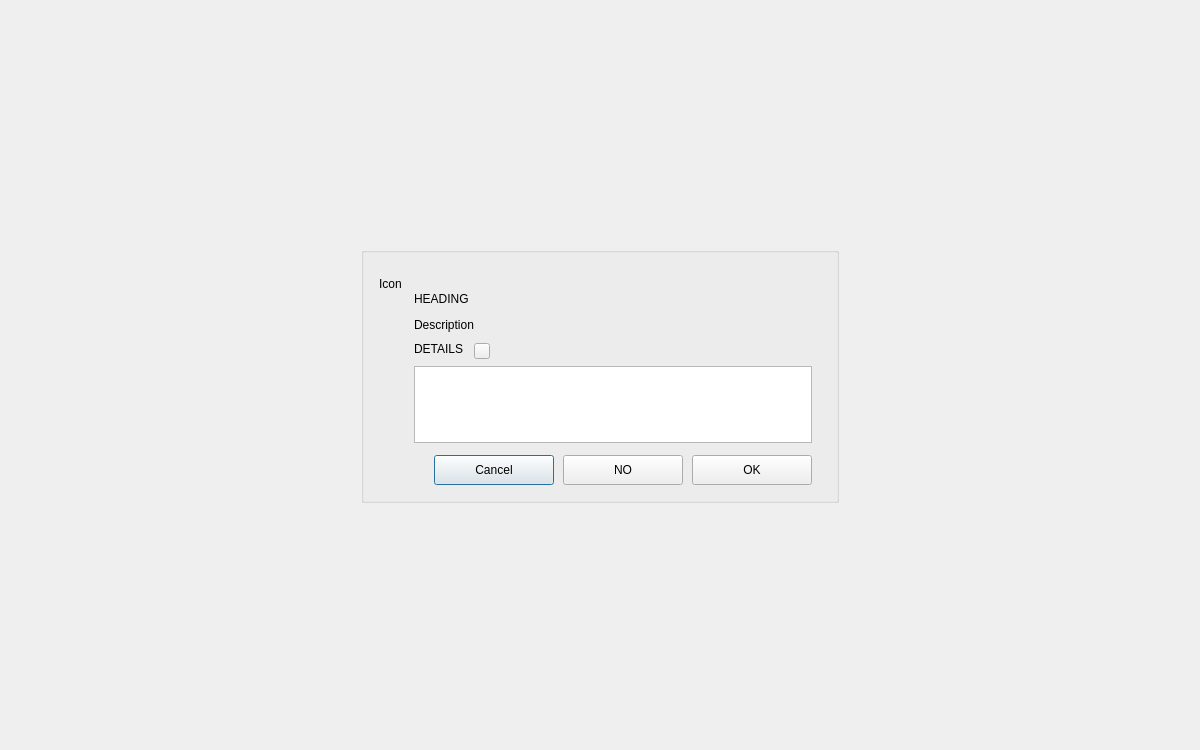
Before: the Qt Designer form opensyde_tool/src/opensyde_gui_elements/widget/C_OgeWiCustomMessage.ui in openSYDE/openSYDE, drawn with Qt 5.
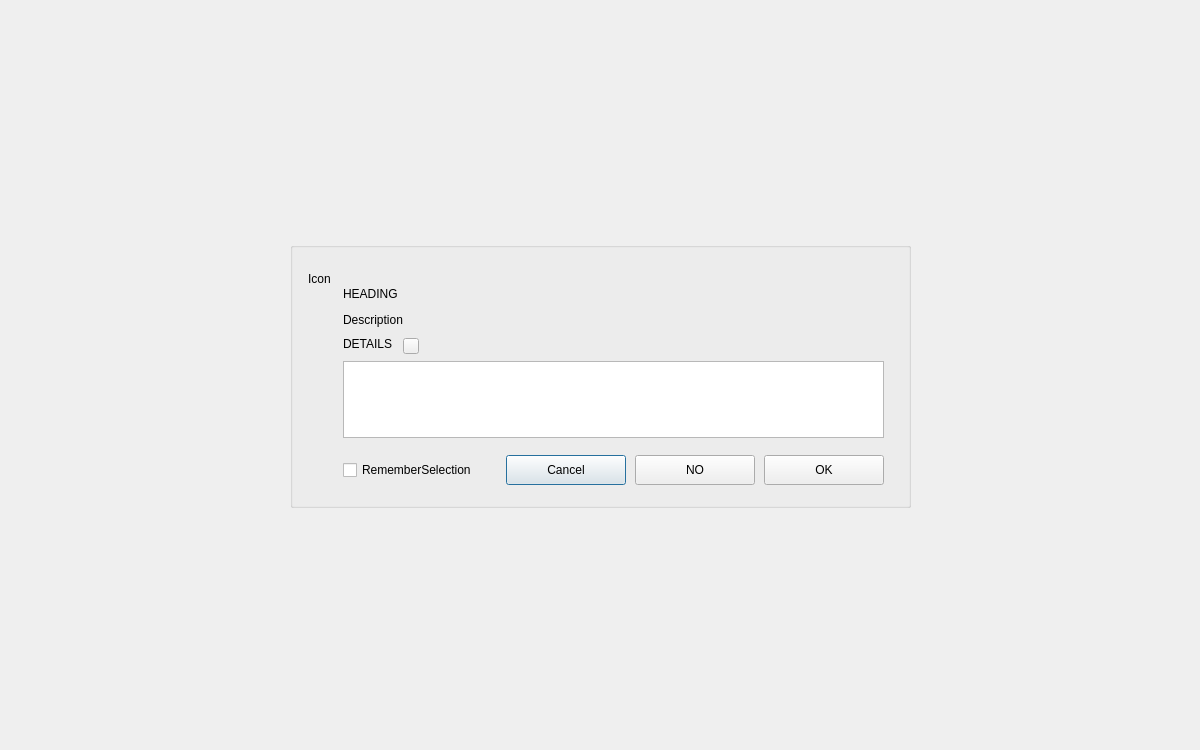
After: the same form once the commit is applied. Custom widgets are drawn as their Qt base class.

Diff of the .ui file:
```diff
--- a/opensyde_tool/src/opensyde_gui_elements/widget/C_OgeWiCustomMessage.ui
+++ b/opensyde_tool/src/opensyde_gui_elements/widget/C_OgeWiCustomMessage.ui
@@ -277,6 +277,25 @@
             <property name="bottomMargin">
              <number>6</number>
             </property>
+            <item>
+             <widget class="stw::opensyde_gui_elements::C_OgeChxDefaultCheckedDisabled" name="pc_ChxRememberSelection">
+              <property name="minimumSize">
+               <size>
+                <width>0</width>
+                <height>40</height>
+               </size>
+              </property>
+              <property name="maximumSize">
+               <size>
+                <width>16777215</width>
+                <height>40</height>
+               </size>
+              </property>
+              <property name="text">
+               <string>RememberSelection</string>
+              </property>
+             </widget>
+            </item>
             <item>
              <spacer name="horizontalSpacer_2">
               <property name="orientation">
@@ -421,6 +440,11 @@
    <extends>QPushButton</extends>
    <header>C_OgePubMessageCancel.hpp</header>
   </customwidget>
+  <customwidget>
+   <class>stw::opensyde_gui_elements::C_OgeChxDefaultCheckedDisabled</class>
+   <extends>QCheckBox</extends>
+   <header>C_OgeChxDefaultCheckedDisabled.hpp</header>
+  </customwidget>
  </customwidgets>
  <tabstops>
   <tabstop>pc_ButtonOk</tabstop>
```
